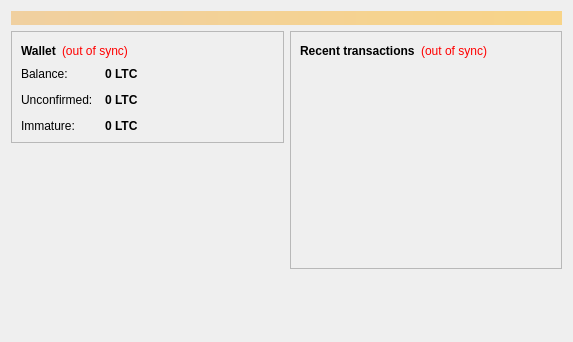
Qt form src/qt/forms/overviewpage.ui (fossilcoin/fossilcoin) before a commit.
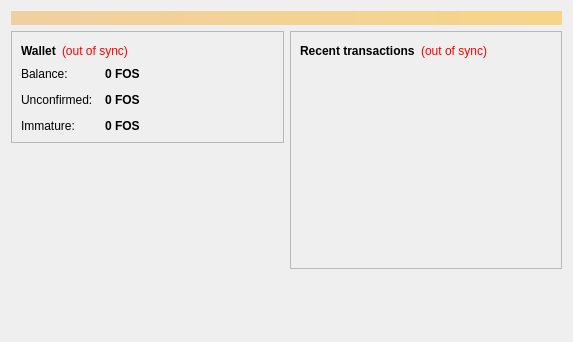
The same form after that commit.

```diff
--- a/src/qt/forms/overviewpage.ui
+++ b/src/qt/forms/overviewpage.ui
@@ -122,7 +122,7 @@
                <string>Your current balance</string>
               </property>
               <property name="text">
-               <string notr="true">0 LTC</string>
+               <string notr="true">0 FOS</string>
               </property>
               <property name="textInteractionFlags">
                <set>Qt::LinksAccessibleByMouse|Qt::TextSelectableByKeyboard|Qt::TextSelectableByMouse</set>
@@ -151,7 +151,7 @@
                <string>Total of transactions that have yet to be confirmed, and do not yet count toward the current balance</string>
               </property>
               <property name="text">
-               <string notr="true">0 LTC</string>
+               <string notr="true">0 FOS</string>
               </property>
               <property name="textInteractionFlags">
                <set>Qt::LinksAccessibleByMouse|Qt::TextSelectableByKeyboard|Qt::TextSelectableByMouse</set>
@@ -177,7 +177,7 @@
                <string>Mined balance that has not yet matured</string>
               </property>
               <property name="text">
-               <string notr="true">0 LTC</string>
+               <string notr="true">0 FOS</string>
               </property>
               <property name="textInteractionFlags">
                <set>Qt::LinksAccessibleByMouse|Qt::TextSelectableByKeyboard|Qt::TextSelectableByMouse</set>
```
Left out of the diff: 4 changed lines with no effect on the pictures.
